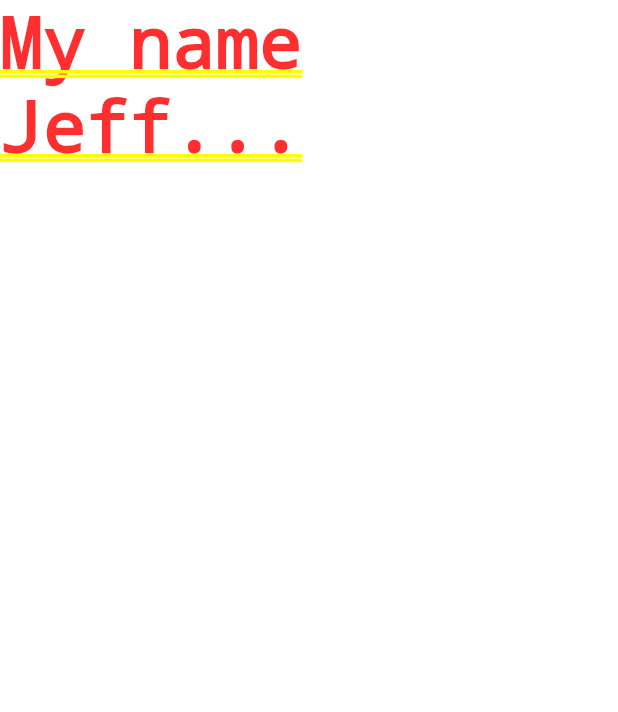
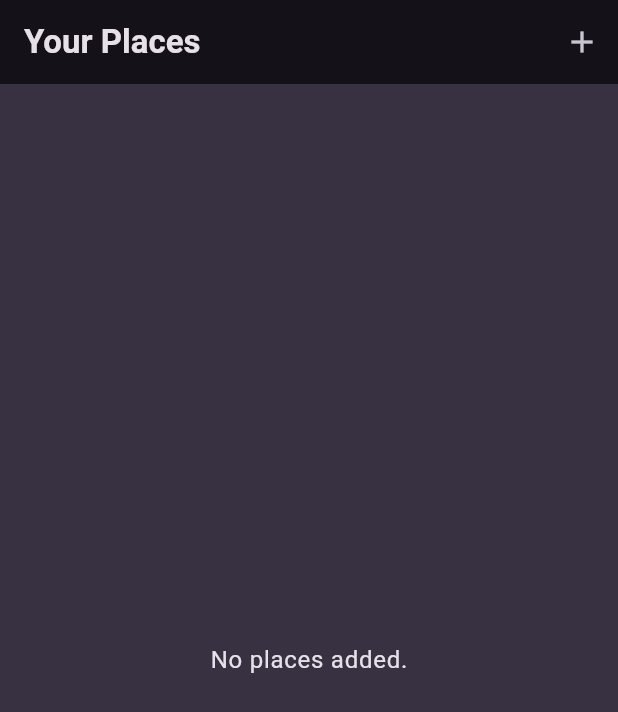
Before and after one commit to adala-wanyande/flutter-favorite-places, a Flutter app: the screen it shows after launch, on a phone screen of 412 x 824 dp. Shown: the top 712 px of the screen. Run offline on Flutter 3.47's test engine with Material 3 defaults, Android fonts, the phone set to English and light mode, and no system bars; our stand-ins replace google_fonts.

Commit message:
feat: add a places screen

```diff
--- a/lib/main.dart
+++ b/lib/main.dart
@@ -1,3 +1,4 @@
+import 'package:favorite_places/screens/places.dart';
 import 'package:flutter/material.dart';
 
 import 'package:google_fonts/google_fonts.dart';
@@ -38,7 +39,7 @@ class MyApp extends StatelessWidget {
     return MaterialApp(
       title: 'Great Places',
       theme: theme,
-      home: const Text('My name Jeff...'),
+      home: const PlacesScreen(),
     );
   }
 }
--- /dev/null
+++ b/lib/screens/places.dart
@@ -0,0 +1,23 @@
+import 'package:favorite_places/widgets/places_list.dart';
+import 'package:flutter/material.dart';
+
+class PlacesScreen extends StatelessWidget {
+  const PlacesScreen({super.key});
+
+  @override
+  Widget build(BuildContext context) {
+    return Scaffold(
+        appBar: AppBar(
+          title: const Text('Your Places'),
+          actions: [
+            IconButton(
+              onPressed: () {},
+              icon: const Icon(Icons.add),
+            )
+          ],
+        ),
+        body: PlacesList(
+          places: [],
+        ));
+  }
+}
--- /dev/null
+++ b/lib/widgets/places_list.dart
@@ -0,0 +1,35 @@
+import 'package:flutter/material.dart';
+
+import 'package:favorite_places/models/place.dart';
+
+class PlacesList extends StatelessWidget {
+  const PlacesList({super.key, required this.places});
+
+  final List<Place> places;
+
+  @override
+  Widget build(BuildContext context) {
+    if (places.isEmpty) {
+      return Center(
+        child: Text(
+          'No places added.',
+          style: Theme.of(context).textTheme.bodyLarge!.copyWith(
+                color: Theme.of(context).colorScheme.onBackground,
+              ),
+        ),
+      );
+    }
+
+    return ListView.builder(
+      itemCount: places.length,
+      itemBuilder: (ctx, index) => ListTile(
+        title: Text(
+          places[index].title,
+          style: Theme.of(context).textTheme.titleMedium!.copyWith(
+                color: Theme.of(context).colorScheme.onBackground,
+              ),
+        ),
+      ),
+    );
+  }
+}
```
Also changed, not shown: lib/screens/add_place.dart (added), lib/screens/places_detail.dart (added).
